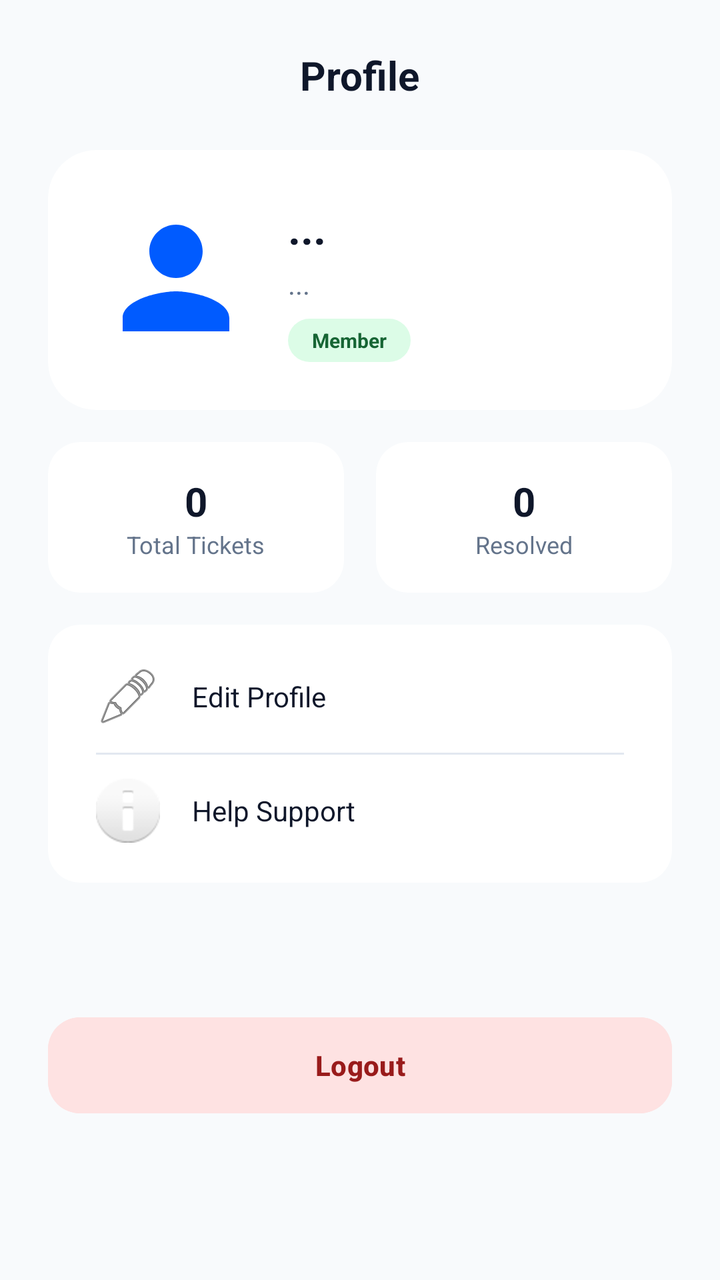
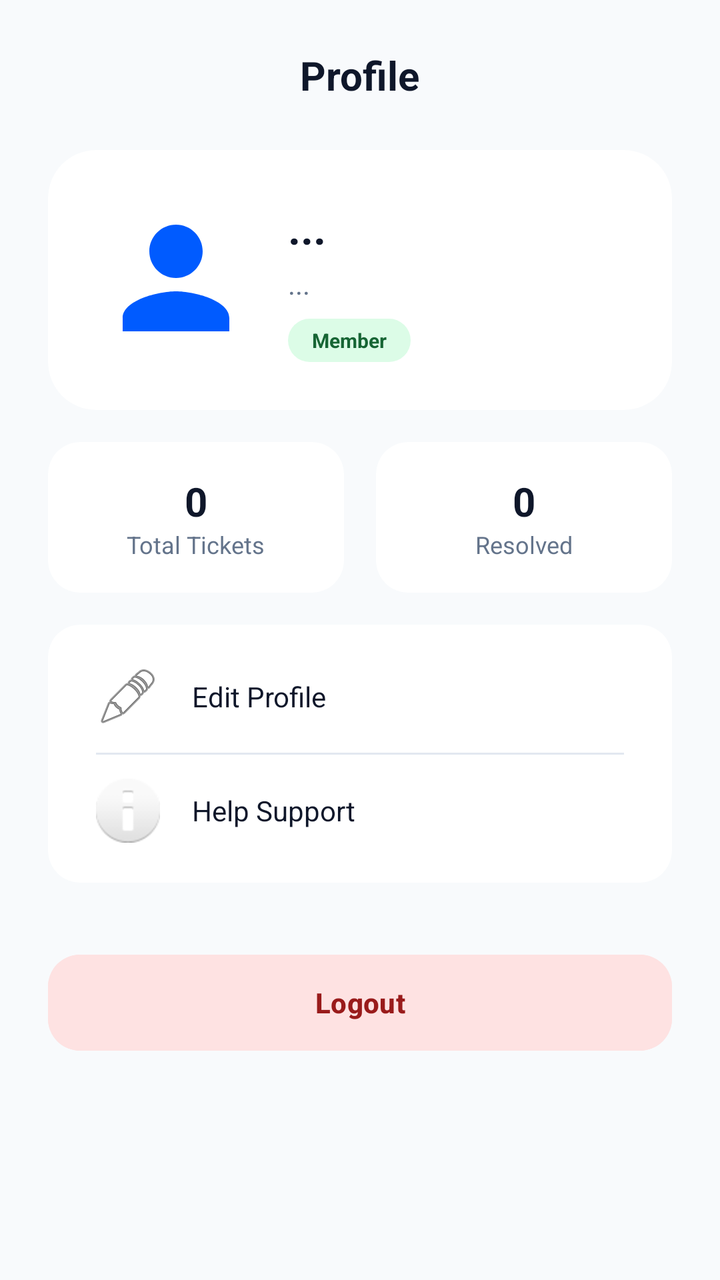

Compare the two renders of this Android layout. The source of the first and the diff that turns it into the second are given below.
<!-- AndroidManifest.xml: application theme Theme.SupportAssist -->
<!-- res/layout/fragment_profile.xml -->
<?xml version="1.0" encoding="utf-8"?>
<androidx.core.widget.NestedScrollView xmlns:android="http://schemas.android.com/apk/res/android"
    xmlns:app="http://schemas.android.com/apk/res-auto"
    android:layout_width="match_parent"
    android:layout_height="match_parent"
    android:background="@color/bg_color"
    android:fillViewport="true">

    <androidx.constraintlayout.widget.ConstraintLayout
        android:layout_width="match_parent"
        android:layout_height="wrap_content"
        android:padding="24dp">

        <TextView
            android:id="@+id/tv_profile_title"
            android:layout_width="wrap_content"
            android:layout_height="wrap_content"
            android:text="@string/nav_profile"
            android:textColor="@color/text_main"
            android:textSize="20sp"
            android:textStyle="bold"
            app:layout_constraintEnd_toEndOf="parent"
            app:layout_constraintStart_toStartOf="parent"
            app:layout_constraintTop_toTopOf="parent" />

        <androidx.cardview.widget.CardView
            android:id="@+id/cv_profile_header"
            android:layout_width="match_parent"
            android:layout_height="wrap_content"
            android:layout_marginTop="24dp"
            app:cardBackgroundColor="@color/profile_card"
            app:cardCornerRadius="24dp"
            app:cardElevation="0dp"
            app:layout_constraintTop_toBottomOf="@+id/tv_profile_title">

            <androidx.constraintlayout.widget.ConstraintLayout
                android:layout_width="match_parent"
                android:layout_height="wrap_content"
                android:padding="24dp">

                <ImageView
                    android:id="@+id/iv_profile_pic"
                    android:layout_width="80dp"
                    android:layout_height="80dp"
                    android:src="@drawable/ic_profile"
                    app:layout_constraintStart_toStartOf="parent"
                    app:layout_constraintTop_toTopOf="parent"
                    app:tint="@color/primary_blue" />

                <TextView
                    android:id="@+id/tv_profile_name"
                    android:layout_width="0dp"
                    android:layout_height="wrap_content"
                    android:layout_marginStart="16dp"
                    android:text="..."
                    android:textColor="@color/text_main"
                    android:textSize="22sp"
                    android:textStyle="bold"
                    app:layout_constraintEnd_toEndOf="parent"
                    app:layout_constraintStart_toEndOf="@+id/iv_profile_pic"
                    app:layout_constraintTop_toTopOf="@+id/iv_profile_pic" />

                <TextView
                    android:id="@+id/tv_profile_email"
                    android:layout_width="0dp"
                    android:layout_height="wrap_content"
                    android:layout_marginTop="4dp"
                    android:text="..."
                    android:textColor="@color/text_grey"
                    android:textSize="14sp"
                    app:layout_constraintEnd_toEndOf="parent"
                    app:layout_constraintStart_toStartOf="@+id/tv_profile_name"
                    app:layout_constraintTop_toBottomOf="@+id/tv_profile_name" />

                <TextView
                    android:id="@+id/tv_member_badge"
                    android:layout_width="wrap_content"
                    android:layout_height="wrap_content"
                    android:layout_marginTop="8dp"
                    android:background="@drawable/status_open_bg"
                    android:paddingHorizontal="12dp"
                    android:paddingVertical="4dp"
                    android:text="Member"
                    android:textColor="@color/status_open_text"
                    android:textSize="10sp"
                    android:textStyle="bold"
                    app:layout_constraintStart_toStartOf="@+id/tv_profile_name"
                    app:layout_constraintTop_toBottomOf="@+id/tv_profile_email" />

            </androidx.constraintlayout.widget.ConstraintLayout>
        </androidx.cardview.widget.CardView>

        <LinearLayout
            android:id="@+id/ll_stats"
            android:layout_width="match_parent"
            android:layout_height="wrap_content"
            android:layout_marginTop="16dp"
            android:orientation="horizontal"
            app:layout_constraintTop_toBottomOf="@+id/cv_profile_header">

            <androidx.cardview.widget.CardView
                android:layout_width="0dp"
                android:layout_height="wrap_content"
                android:layout_marginEnd="8dp"
                android:layout_weight="1"
                app:cardBackgroundColor="@color/profile_card"
                app:cardCornerRadius="16dp"
                app:cardElevation="0dp">

                <LinearLayout
                    android:layout_width="match_parent"
                    android:layout_height="wrap_content"
                    android:gravity="center"
                    android:orientation="vertical"
                    android:padding="16dp">

                    <TextView
                        android:id="@+id/tv_total_tickets"
                        android:layout_width="wrap_content"
                        android:layout_height="wrap_content"
                        android:text="0"
                        android:textColor="@color/text_main"
                        android:textSize="20sp"
                        android:textStyle="bold" />

                    <TextView
                        android:layout_width="wrap_content"
                        android:layout_height="wrap_content"
                        android:text="Total Tickets"
                        android:textColor="@color/text_grey"
                        android:textSize="12sp" />
                </LinearLayout>
            </androidx.cardview.widget.CardView>

            <androidx.cardview.widget.CardView
                android:layout_width="0dp"
                android:layout_height="wrap_content"
                android:layout_marginStart="8dp"
                android:layout_weight="1"
                app:cardBackgroundColor="@color/profile_card"
                app:cardCornerRadius="16dp"
                app:cardElevation="0dp">

                <LinearLayout
                    android:layout_width="match_parent"
                    android:layout_height="wrap_content"
                    android:gravity="center"
                    android:orientation="vertical"
                    android:padding="16dp">

                    <TextView
                        android:id="@+id/tv_resolved_tickets"
                        android:layout_width="wrap_content"
                        android:layout_height="wrap_content"
                        android:text="0"
                        android:textColor="@color/text_main"
                        android:textSize="20sp"
                        android:textStyle="bold" />

                    <TextView
                        android:layout_width="wrap_content"
                        android:layout_height="wrap_content"
                        android:text="Resolved"
                        android:textColor="@color/text_grey"
                        android:textSize="12sp" />
                </LinearLayout>
            </androidx.cardview.widget.CardView>
        </LinearLayout>

        <androidx.cardview.widget.CardView
            android:id="@+id/cv_settings"
            android:layout_width="match_parent"
            android:layout_height="wrap_content"
            android:layout_marginTop="16dp"
            app:cardBackgroundColor="@color/profile_card"
            app:cardCornerRadius="16dp"
            app:cardElevation="0dp"
            app:layout_constraintTop_toBottomOf="@+id/ll_stats">

            <LinearLayout
                android:layout_width="match_parent"
                android:layout_height="wrap_content"
                android:orientation="vertical"
                android:padding="8dp">

                <TextView
                    android:layout_width="match_parent"
                    android:layout_height="56dp"
                    android:background="?attr/selectableItemBackground"
                    android:clickable="true"
                    android:drawablePadding="16dp"
                    android:gravity="center_vertical"
                    android:paddingHorizontal="16dp"
                    android:text="Edit Profile"
                    android:textColor="@color/text_main"
                    app:drawableStartCompat="@android:drawable/ic_menu_edit" />

                <View
                    android:layout_width="match_parent"
                    android:layout_height="1dp"
                    android:layout_marginHorizontal="16dp"
                    android:background="@color/divider_color" />

                <TextView
                    android:layout_width="match_parent"
                    android:layout_height="56dp"
                    android:background="?attr/selectableItemBackground"
                    android:clickable="true"
                    android:drawablePadding="16dp"
                    android:gravity="center_vertical"
                    android:paddingHorizontal="16dp"
                    android:text="Help Support"
                    android:textColor="@color/text_main"
                    app:drawableStartCompat="@android:drawable/ic_dialog_info" />

            </LinearLayout>
        </androidx.cardview.widget.CardView>

        <Button
            android:id="@+id/btn_logout"
            android:layout_width="match_parent"
            android:layout_height="56dp"
            android:layout_marginTop="32dp"
            android:layout_marginBottom="24dp"
            android:backgroundTint="@color/priority_high_bg"
            android:text="Logout"
            android:textAllCaps="false"
            android:textColor="@color/priority_high_text"
            android:textStyle="bold"
            app:cornerRadius="16dp"
            app:layout_constraintBottom_toBottomOf="parent"
            app:layout_constraintTop_toBottomOf="@+id/cv_settings" />

    </androidx.constraintlayout.widget.ConstraintLayout>
</androidx.core.widget.NestedScrollView>
<!-- resources referenced by this layout -->
<resources>
  <color name="bg_color">#F8FAFC</color>
  <color name="divider_color">#E2E8F0</color>
  <color name="primary_blue">#005BFF</color>
  <color name="priority_high_bg">#FEE2E2</color>
  <color name="priority_high_text">#991B1B</color>
  <color name="profile_card">#FFFFFF</color>
  <color name="status_open_text">#166534</color>
  <color name="text_grey">#64748B</color>
  <color name="text_main">#0F172A</color>
  <!-- drawable ic_profile (drawable) -->
  <vector xmlns:android="http://schemas.android.com/apk/res/android"
      android:width="24dp"
      android:height="24dp"
      android:viewportWidth="24"
      android:viewportHeight="24">
      <path
          android:fillColor="@color/nav_inactive"
          android:pathData="M12,12c2.21,0 4,-1.79 4,-4s-1.79,-4 -4,-4 -4,1.79 -4,4 1.79,4 4,4zm0,2c-2.67,0 -8,1.34 -8,4v2h16v-2c0,-2.66 -5.33,-4 -8,-4z" />
  </vector>
  <!-- drawable status_open_bg (drawable) -->
  <?xml version="1.0" encoding="utf-8"?>
  <shape xmlns:android="http://schemas.android.com/apk/res/android">
      <solid android:color="@color/status_open_bg" />
      <corners android:radius="16dp" />
  </shape>
  <string name="nav_profile">Profile</string>
  <style name="Theme.SupportAssist" parent="Base.Theme.SupportAssist" />
  <color name="nav_inactive">#94A3B8</color>
  <color name="status_open_bg">#DCFCE7</color>
  <style name="Base.Theme.SupportAssist" parent="Theme.Material3.DayNight.NoActionBar">
          <item name="colorPrimary">@color/primary_blue</item>
          <item name="android:windowBackground">@color/bg_color</item>
  
          
          <item name="android:textColorPrimary">@color/text_main</item>
          <item name="android:textColorSecondary">@color/text_grey</item>
          <item name="android:editTextColor">@color/text_main</item>
          <item name="android:textColorHint">@color/text_grey</item>
  
          
          <item name="colorOnBackground">@color/text_main</item>
          <item name="colorOnSurface">@color/text_main</item>
          <item name="colorOnSurfaceVariant">@color/text_grey</item>
          <item name="colorSurface">@color/bg_color</item>
          <item name="colorOutline">@color/divider_color</item>
      </style>
</resources>

<!-- the commit's change to res/layout/fragment_profile.xml (unified diff, before → after) -->
@@ -1,235 +1,254 @@
 <?xml version="1.0" encoding="utf-8"?>
-<androidx.core.widget.NestedScrollView xmlns:android="http://schemas.android.com/apk/res/android"
+<androidx.constraintlayout.widget.ConstraintLayout xmlns:android="http://schemas.android.com/apk/res/android"
     xmlns:app="http://schemas.android.com/apk/res-auto"
     android:layout_width="match_parent"
     android:layout_height="match_parent"
-    android:background="@color/bg_color"
-    android:fillViewport="true">
-
-    <androidx.constraintlayout.widget.ConstraintLayout
+    android:background="@color/bg_color">
+
+    <androidx.core.widget.NestedScrollView
         android:layout_width="match_parent"
-        android:layout_height="wrap_content"
-        android:padding="24dp">
-
-        <TextView
-            android:id="@+id/tv_profile_title"
-            android:layout_width="wrap_content"
-            android:layout_height="wrap_content"
-            android:text="@string/nav_profile"
-            android:textColor="@color/text_main"
-            android:textSize="20sp"
-            android:textStyle="bold"
-            app:layout_constraintEnd_toEndOf="parent"
-            app:layout_constraintStart_toStartOf="parent"
-            app:layout_constraintTop_toTopOf="parent" />
-
-        <androidx.cardview.widget.CardView
-            android:id="@+id/cv_profile_header"
+        android:layout_height="0dp"
+        android:fillViewport="true"
+        app:layout_constraintBottom_toBottomOf="parent"
+        app:layout_constraintTop_toTopOf="parent">
+
+        <androidx.constraintlayout.widget.ConstraintLayout
             android:layout_width="match_parent"
             android:layout_height="wrap_content"
-            android:layout_marginTop="24dp"
-            app:cardBackgroundColor="@color/profile_card"
-            app:cardCornerRadius="24dp"
-            app:cardElevation="0dp"
-            app:layout_constraintTop_toBottomOf="@+id/tv_profile_title">
+            android:paddingHorizontal="24dp"
+            android:paddingTop="24dp"
+            android:paddingBottom="100dp">
 
             <androidx.constraintlayout.widget.ConstraintLayout
-                android:layout_width="match_parent"
+                android:layout_width="0dp"
                 android:layout_height="wrap_content"
-                android:padding="24dp">
-
-                <ImageView
-                    android:id="@+id/iv_profile_pic"
-                    android:layout_width="80dp"
-                    android:layout_height="80dp"
-                    android:src="@drawable/ic_profile"
-                    app:layout_constraintStart_toStartOf="parent"
-                    app:layout_constraintTop_toTopOf="parent"
-                    app:tint="@color/primary_blue" />
+                app:layout_constraintEnd_toEndOf="parent"
+                app:layout_constraintStart_toStartOf="parent"
+                app:layout_constraintTop_toTopOf="parent"
+                app:layout_constraintWidth_max="600dp">
 
                 <TextView
-                    android:id="@+id/tv_profile_name"
-                    android:layout_width="0dp"
-                    android:layout_height="wrap_content"
-                    android:layout_marginStart="16dp"
-                    android:text="..."
+                    android:id="@+id/tv_profile_title"
+                    android:layout_width="wrap_content"
+                    android:layout_height="wrap_content"
+                    android:text="@string/nav_profile"
                     android:textColor="@color/text_main"
-                    android:textSize="22sp"
+                    android:textSize="20sp"
                     android:textStyle="bold"
                     app:layout_constraintEnd_toEndOf="parent"
-                    app:layout_constraintStart_toEndOf="@+id/iv_profile_pic"
-                    app:layout_constraintTop_toTopOf="@+id/iv_profile_pic" />
-
-                <TextView
-                    android:id="@+id/tv_profile_email"
-                    android:layout_width="0dp"
-                    android:layout_height="wrap_content"
-                    android:layout_marginTop="4dp"
-                    android:text="..."
-                    android:textColor="@color/text_grey"
-                    android:textSize="14sp"
-                    app:layout_constraintEnd_toEndOf="parent"
-                    app:layout_constraintStart_toStartOf="@+id/tv_profile_name"
-                    app:layout_constraintTop_toBottomOf="@+id/tv_profile_name" />
-
-                <TextView
-                    android:id="@+id/tv_member_badge"
-                    android:layout_width="wrap_content"
-                    android:layout_height="wrap_content"
-                    android:layout_marginTop="8dp"
-                    android:background="@drawable/status_open_bg"
-                    android:paddingHorizontal="12dp"
-                    android:paddingVertical="4dp"
-                    android:text="Member"
-                    android:textColor="@color/status_open_text"
-                    android:textSize="10sp"
+                    app:layout_constraintStart_toStartOf="parent"
+                    app:layout_constraintTop_toTopOf="parent" />
+
+                <androidx.cardview.widget.CardView
+                    android:id="@+id/cv_profile_header"
+                    android:layout_width="match_parent"
+                    android:layout_height="wrap_content"
+                    android:layout_marginTop="24dp"
+                    app:cardBackgroundColor="@color/profile_card"
+                    app:cardCornerRadius="24dp"
+                    app:cardElevation="0dp"
+                    app:layout_constraintTop_toBottomOf="@+id/tv_profile_title">
+
+                    <androidx.constraintlayout.widget.ConstraintLayout
+                        android:layout_width="match_parent"
+                        android:layout_height="wrap_content"
+                        android:padding="24dp">
+
+                        <ImageView
+                            android:id="@+id/iv_profile_pic"
+                            android:layout_width="80dp"
+                            android:layout_height="80dp"
+                            android:src="@drawable/ic_profile"
+                            app:layout_constraintStart_toStartOf="parent"
+                            app:layout_constraintTop_toTopOf="parent"
+                            app:tint="@color/primary_blue" />
+
+                        <TextView
+                            android:id="@+id/tv_profile_name"
+                            android:layout_width="0dp"
+                            android:layout_height="wrap_content"
+                            android:layout_marginStart="16dp"
+                            android:text="..."
+                            android:textColor="@color/text_main"
+                            android:textSize="22sp"
+                            android:textStyle="bold"
+                            app:layout_constraintEnd_toEndOf="parent"
+                            app:layout_constraintStart_toEndOf="@+id/iv_profile_pic"
+                            app:layout_constraintTop_toTopOf="@+id/iv_profile_pic" />
+
+                        <TextView
+                            android:id="@+id/tv_profile_email"
+                            android:layout_width="0dp"
+                            android:layout_height="wrap_content"
+                            android:layout_marginTop="4dp"
+                            android:text="..."
+                            android:textColor="@color/text_grey"
+                            android:textSize="14sp"
+                            app:layout_constraintEnd_toEndOf="parent"
+                            app:layout_constraintStart_toStartOf="@+id/tv_profile_name"
+                            app:layout_constraintTop_toBottomOf="@+id/tv_profile_name" />
+
+                        <TextView
+                            android:id="@+id/tv_member_badge"
+                            android:layout_width="wrap_content"
+                            android:layout_height="wrap_content"
+                            android:layout_marginTop="8dp"
+                            android:background="@drawable/status_open_bg"
+                            android:paddingHorizontal="12dp"
+                            android:paddingVertical="4dp"
+                            android:text="Member"
+                            android:textColor="@color/status_open_text"
+                            android:textSize="10sp"
+                            android:textStyle="bold"
+                            app:layout_constraintStart_toStartOf="@+id/tv_profile_name"
+                            app:layout_constraintTop_toBottomOf="@+id/tv_profile_email" />
+
+                    </androidx.constraintlayout.widget.ConstraintLayout>
+                </androidx.cardview.widget.CardView>
+
+                <LinearLayout
+                    android:id="@+id/ll_stats"
+                    android:layout_width="match_parent"
+                    android:layout_height="wrap_content"
+                    android:layout_marginTop="16dp"
+                    android:orientation="horizontal"
+                    app:layout_constraintTop_toBottomOf="@+id/cv_profile_header">
+
+                    <androidx.cardview.widget.CardView
+                        android:layout_width="0dp"
+                        android:layout_height="wrap_content"
+                        android:layout_marginEnd="8dp"
+                        android:layout_weight="1"
+                        app:cardBackgroundColor="@color/profile_card"
+                        app:cardCornerRadius="16dp"
+                        app:cardElevation="0dp">
+
+                        <LinearLayout
+                            android:layout_width="match_parent"
+                            android:layout_height="wrap_content"
+                            android:gravity="center"
+                            android:orientation="vertical"
+                            android:padding="16dp">
+
+                            <TextView
+                                android:id="@+id/tv_total_tickets"
+                                android:layout_width="wrap_content"
+                                android:layout_height="wrap_content"
+                                android:text="0"
+                                android:textColor="@color/text_main"
+                                android:textSize="20sp"
+                                android:textStyle="bold" />
+
+                            <TextView
+                                android:layout_width="wrap_content"
+                                android:layout_height="wrap_content"
+                                android:text="Total Tickets"
+                                android:textColor="@color/text_grey"
+                                android:textSize="12sp" />
+                        </LinearLayout>
+                    </androidx.cardview.widget.CardView>
+
+                    <androidx.cardview.widget.CardView
+                        android:layout_width="0dp"
+                        android:layout_height="wrap_content"
+                        android:layout_marginStart="8dp"
+                        android:layout_weight="1"
+                        app:cardBackgroundColor="@color/profile_card"
+                        app:cardCornerRadius="16dp"
+                        app:cardElevation="0dp">
+
+                        <LinearLayout
+                            android:layout_width="match_parent"
+                            android:layout_height="wrap_content"
+                            android:gravity="center"
+                            android:orientation="vertical"
+                            android:padding="16dp">
+
+                            <TextView
+                                android:id="@+id/tv_resolved_tickets"
+                                android:layout_width="wrap_content"
+                                android:layout_height="wrap_content"
+                                android:text="0"
+                                android:textColor="@color/text_main"
+                                android:textSize="20sp"
+                                android:textStyle="bold" />
+
+                            <TextView
+                                android:layout_width="wrap_content"
+                                android:layout_height="wrap_content"
+                                android:text="Resolved"
+                                android:textColor="@color/text_grey"
+                                android:textSize="12sp" />
+                        </LinearLayout>
+                    </androidx.cardview.widget.CardView>
+                </LinearLayout>
+
+                <androidx.cardview.widget.CardView
+                    android:id="@+id/cv_settings"
+                    android:layout_width="match_parent"
+                    android:layout_height="wrap_content"
+                    android:layout_marginTop="16dp"
+                    app:cardBackgroundColor="@color/profile_card"
+                    app:cardCornerRadius="16dp"
+                    app:cardElevation="0dp"
+                    app:layout_constraintTop_toBottomOf="@+id/ll_stats">
+
+                    <LinearLayout
+                        android:layout_width="match_parent"
+                        android:layout_height="wrap_content"
+                        android:orientation="vertical"
+                        android:padding="8dp">
+
+                        <TextView
+                            android:layout_width="match_parent"
+                            android:layout_height="56dp"
+                            android:background="?attr/selectableItemBackground"
+                            android:clickable="true"
+                            android:drawablePadding="16dp"
+                            android:gravity="center_vertical"
+                            android:paddingHorizontal="16dp"
+                            android:text="Edit Profile"
+                            android:textColor="@color/text_main"
+                            app:drawableStartCompat="@android:drawable/ic_menu_edit" />
+
+                        <View
+                            android:layout_width="match_parent"
+                            android:layout_height="1dp"
+                            android:layout_marginHorizontal="16dp"
+                            android:background="@color/divider_color" />
+
+                        <TextView
+                            android:layout_width="match_parent"
+                            android:layout_height="56dp"
+                            android:background="?attr/selectableItemBackground"
+                            android:clickable="true"
+                            android:drawablePadding="16dp"
+                            android:gravity="center_vertical"
+                            android:paddingHorizontal="16dp"
+                            android:text="Help Support"
+                            android:textColor="@color/text_main"
+                            app:drawableStartCompat="@android:drawable/ic_dialog_info" />
+
+                    </LinearLayout>
+                </androidx.cardview.widget.CardView>
+
+                <Button
+                    android:id="@+id/btn_logout"
+                    android:layout_width="match_parent"
+                    android:layout_height="56dp"
+                    android:layout_marginTop="32dp"
+                    android:layout_marginBottom="24dp"
+                    android:backgroundTint="@color/priority_high_bg"
+                    android:text="Logout"
+                    android:textAllCaps="false"
+                    android:textColor="@color/priority_high_text"
                     android:textStyle="bold"
-                    app:layout_constraintStart_toStartOf="@+id/tv_profile_name"
-                    app:layout_constraintTop_toBottomOf="@+id/tv_profile_email" />
+                    app:cornerRadius="16dp"
+                    app:layout_constraintTop_toBottomOf="@+id/cv_settings" />
 
             </androidx.constraintlayout.widget.ConstraintLayout>
-        </androidx.cardview.widget.CardView>
-
-        <LinearLayout
-            android:id="@+id/ll_stats"
-            android:layout_width="match_parent"
-            android:layout_height="wrap_content"
-            android:layout_marginTop="16dp"
-            android:orientation="horizontal"
-            app:layout_constraintTop_toBottomOf="@+id/cv_profile_header">
-
-            <androidx.cardview.widget.CardView
-                android:layout_width="0dp"
-                android:layout_height="wrap_content"
-                android:layout_marginEnd="8dp"
-                android:layout_weight="1"
-                app:cardBackgroundColor="@color/profile_card"
-                app:cardCornerRadius="16dp"
-                app:cardElevation="0dp">
-
-                <LinearLayout
-                    android:layout_width="match_parent"
-                    android:layout_height="wrap_content"
-                    android:gravity="center"
-                    android:orientation="vertical"
-                    android:padding="16dp">
-
-                    <TextView
-                        android:id="@+id/tv_total_tickets"
-                        android:layout_width="wrap_content"
-                        android:layout_height="wrap_content"
-                        android:text="0"
-                        android:textColor="@color/text_main"
-                        android:textSize="20sp"
-                        android:textStyle="bold" />
-
-                    <TextView
-                        android:layout_width="wrap_content"
-                        android:layout_height="wrap_content"
-                        android:text="Total Tickets"
-                        android:textColor="@color/text_grey"
-                        android:textSize="12sp" />
-                </LinearLayout>
-            </androidx.cardview.widget.CardView>
-
-            <androidx.cardview.widget.CardView
-                android:layout_width="0dp"
-                android:layout_height="wrap_content"
-                android:layout_marginStart="8dp"
-                android:layout_weight="1"
-                app:cardBackgroundColor="@color/profile_card"
-                app:cardCornerRadius="16dp"
-                app:cardElevation="0dp">
-
-                <LinearLayout
-                    android:layout_width="match_parent"
-                    android:layout_height="wrap_content"
-                    android:gravity="center"
-                    android:orientation="vertical"
-                    android:padding="16dp">
-
-                    <TextView
-                        android:id="@+id/tv_resolved_tickets"
-                        android:layout_width="wrap_content"
-                        android:layout_height="wrap_content"
-                        android:text="0"
-                        android:textColor="@color/text_main"
-                        android:textSize="20sp"
-                        android:textStyle="bold" />
-
-                    <TextView
-                        android:layout_width="wrap_content"
-                        android:layout_height="wrap_content"
-                        android:text="Resolved"
-                        android:textColor="@color/text_grey"
-                        android:textSize="12sp" />
-                </LinearLayout>
-            </androidx.cardview.widget.CardView>
-        </LinearLayout>
-
-        <androidx.cardview.widget.CardView
-            android:id="@+id/cv_settings"
-            android:layout_width="match_parent"
-            android:layout_height="wrap_content"
-            android:layout_marginTop="16dp"
-            app:cardBackgroundColor="@color/profile_card"
-            app:cardCornerRadius="16dp"
-            app:cardElevation="0dp"
-            app:layout_constraintTop_toBottomOf="@+id/ll_stats">
-
-            <LinearLayout
-                android:layout_width="match_parent"
-                android:layout_height="wrap_content"
-                android:orientation="vertical"
-                android:padding="8dp">
-
-                <TextView
-                    android:layout_width="match_parent"
-                    android:layout_height="56dp"
-                    android:background="?attr/selectableItemBackground"
-                    android:clickable="true"
-                    android:drawablePadding="16dp"
-                    android:gravity="center_vertical"
-                    android:paddingHorizontal="16dp"
-                    android:text="Edit Profile"
-                    android:textColor="@color/text_main"
-                    app:drawableStartCompat="@android:drawable/ic_menu_edit" />
-
-                <View
-                    android:layout_width="match_parent"
-                    android:layout_height="1dp"
-                    android:layout_marginHorizontal="16dp"
-                    android:background="@color/divider_color" />
-
-                <TextView
-                    android:layout_width="match_parent"
-                    android:layout_height="56dp"
-                    android:background="?attr/selectableItemBackground"
-                    android:clickable="true"
-                    android:drawablePadding="16dp"
-                    android:gravity="center_vertical"
-                    android:paddingHorizontal="16dp"
-                    android:text="Help Support"
-                    android:textColor="@color/text_main"
-                    app:drawableStartCompat="@android:drawable/ic_dialog_info" />
-
-            </LinearLayout>
-        </androidx.cardview.widget.CardView>
-
-        <Button
-            android:id="@+id/btn_logout"
-            android:layout_width="match_parent"
-            android:layout_height="56dp"
-            android:layout_marginTop="32dp"
-            android:layout_marginBottom="24dp"
-            android:backgroundTint="@color/priority_high_bg"
-            android:text="Logout"
-            android:textAllCaps="false"
-            android:textColor="@color/priority_high_text"
-            android:textStyle="bold"
-            app:cornerRadius="16dp"
-            app:layout_constraintBottom_toBottomOf="parent"
-            app:layout_constraintTop_toBottomOf="@+id/cv_settings" />
-
-    </androidx.constraintlayout.widget.ConstraintLayout>
-</androidx.core.widget.NestedScrollView>
+
+        </androidx.constraintlayout.widget.ConstraintLayout>
+    </androidx.core.widget.NestedScrollView>
+
+</androidx.constraintlayout.widget.ConstraintLayout>
